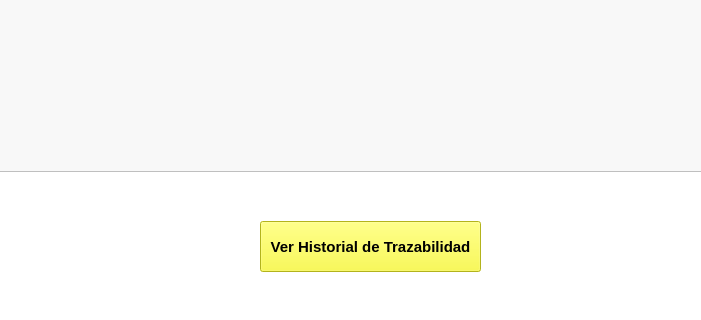
Old version of the form admin.ui in the repository AyeQuinteros15/DemoPracticas; both pictures show x 120 to 821 and y 458 to 778 of the 980 by 778 pixel window.
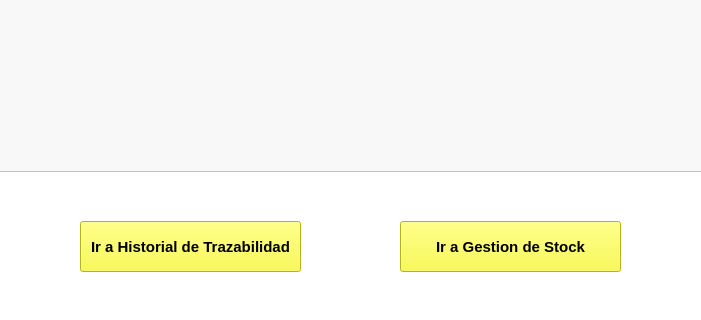
New version of the form. Icons and pictures are not drawn.

Patch:
```diff
--- a/admin.ui
+++ b/admin.ui
@@ -231,7 +231,7 @@
    <widget class="QPushButton" name="btnHistorialAdmin">
     <property name="geometry">
      <rect>
-      <x>380</x>
+      <x>200</x>
       <y>660</y>
       <width>221</width>
       <height>51</height>
@@ -250,7 +250,32 @@
      <string notr="true">background-color: rgb(250, 250, 40);</string>
     </property>
     <property name="text">
-     <string>Ver Historial de Trazabilidad</string>
+     <string>Ir a Historial de Trazabilidad</string>
+    </property>
+   </widget>
+   <widget class="QPushButton" name="btnGestionStockAdmin">
+    <property name="geometry">
+     <rect>
+      <x>520</x>
+      <y>660</y>
+      <width>221</width>
+      <height>51</height>
+     </rect>
+    </property>
+    <property name="font">
+     <font>
+      <pointsize>11</pointsize>
+      <bold>true</bold>
+     </font>
+    </property>
+    <property name="cursor">
+     <cursorShape>PointingHandCursor</cursorShape>
+    </property>
+    <property name="styleSheet">
+     <string notr="true">background-color: rgb(250, 250, 40);</string>
+    </property>
+    <property name="text">
+     <string>Ir a Gestion de Stock</string>
     </property>
    </widget>
   </widget>
```
Left out of the diff: 4 changed lines with no effect on the pictures.
